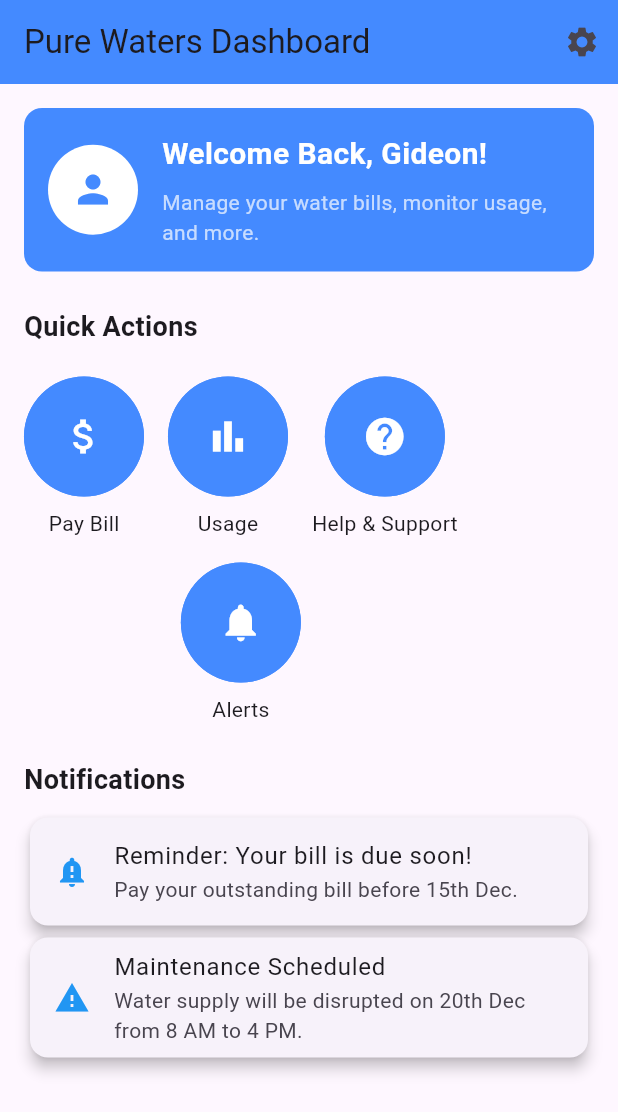
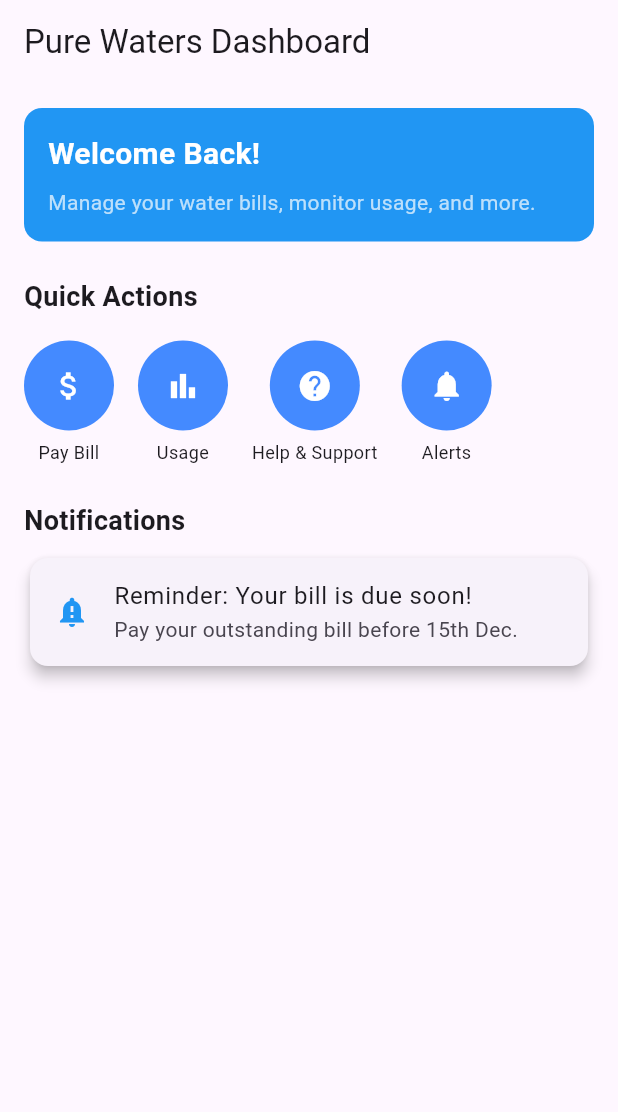
Before and after one commit to NexusGKSoftwares/pure_waters_app, a Flutter app: the screen it shows after launch, on a phone screen of 412 x 824 dp. Shown: the top 1112 px of the screen. Run offline on Flutter 3.47's test engine with Material 3 defaults, Android fonts, the phone set to English and light mode, and no system bars; our stand-ins replace fl_chart.

Commit message:
The buttons are now closer together, making the UI more compact and user-friendly. The layout adapts to different screen sizes without looking scattered.

```diff
--- a/lib/screens/dashboard_screen.dart
+++ b/lib/screens/dashboard_screen.dart
@@ -1,5 +1,4 @@
 import 'package:flutter/material.dart';
-// import 'usage_screen.dart';
 import 'bill_payment_screen.dart'; // Import the BillPaymentScreen
 
 class DashboardScreen extends StatelessWidget {
@@ -10,15 +9,6 @@ class DashboardScreen extends StatelessWidget {
     return Scaffold(
       appBar: AppBar(
         title: const Text('Pure Waters Dashboard'),
-        backgroundColor: Colors.blueAccent, // Updated to match branding
-        actions: [
-          IconButton(
-            icon: const Icon(Icons.settings),
-            onPressed: () {
-              // Navigate to settings screen
-            },
-          ),
-        ],
       ),
       body: SingleChildScrollView(
         child: Padding(
@@ -36,8 +26,8 @@ class DashboardScreen extends StatelessWidget {
                 'Quick Actions',
                 style: TextStyle(fontSize: 18, fontWeight: FontWeight.bold),
               ),
-              const SizedBox(height: 20),
-              _buildQuickActions(context), // Updated for responsive layout
+              const SizedBox(height: 16),
+              _buildQuickActions(context), // Updated Quick Actions Section
 
               const SizedBox(height: 24),
 
@@ -47,7 +37,14 @@ class DashboardScreen extends StatelessWidget {
                 style: TextStyle(fontSize: 18, fontWeight: FontWeight.bold),
               ),
               const SizedBox(height: 8),
-              _buildNotificationsSection(),
+              const Card(
+                elevation: 4,
+                child: ListTile(
+                  leading: Icon(Icons.notification_important, color: Colors.blue),
+                  title: Text('Reminder: Your bill is due soon!'),
+                  subtitle: Text('Pay your outstanding bill before 15th Dec.'),
+                ),
+              ),
             ],
           ),
         ),
@@ -61,23 +58,14 @@ class DashboardScreen extends StatelessWidget {
       width: double.infinity,
       padding: const EdgeInsets.all(16.0),
       decoration: BoxDecoration(
-        color: Colors.blueAccent,
+        color: Colors.blue,
         borderRadius: BorderRadius.circular(12),
       ),
-      child: const Row(
-        children: [
-          CircleAvatar(
-            backgroundColor: Colors.white,
-            radius: 30,
-            child: Icon(Icons.person, color: Colors.blueAccent, size: 30),
-          ),
-          SizedBox(width: 16),
-          Expanded(
-            child: Column(
+      child: const Column(
         crossAxisAlignment: CrossAxisAlignment.start,
         children: [
           Text(
-                  'Welcome Back, Gideon!',
+            'Welcome Back!',
             style: TextStyle(fontSize: 20, color: Colors.white, fontWeight: FontWeight.bold),
           ),
           SizedBox(height: 8),
@@ -87,13 +75,9 @@ class DashboardScreen extends StatelessWidget {
           ),
         ],
       ),
-          ),
-        ],
-      ),
     );
   }
 
-  // Quick Actions Grid Widget
   // Quick Actions Section Widget
   Widget _buildQuickActions(BuildContext context) {
     final quickActions = [
@@ -126,64 +110,21 @@ class DashboardScreen extends StatelessWidget {
         // Add more actions for other labels as needed
       },
       child: Column(
+        mainAxisSize: MainAxisSize.min,
         children: [
-          MouseRegion(
-            cursor: SystemMouseCursors.click,
-            child: AnimatedContainer(
-              duration: const Duration(milliseconds: 200),
-              decoration: const BoxDecoration(
-                color: Colors.blueAccent,
-                shape: BoxShape.circle,
+          CircleAvatar(
+            backgroundColor: Colors.blueAccent,
+            radius: 30, // Adjusted size
+            child: Icon(icon, size: 24, color: Colors.white), // Adjusted icon size
           ),
-              child: CircleAvatar(
-                backgroundColor: Colors.blueAccent,
-                radius: 40,
-                child: Icon(icon, size: 30, color: Colors.white),
+          const SizedBox(height: 6), // Adjusted spacing
+          Text(
+            label,
+            style: const TextStyle(fontSize: 12), // Adjusted font size
+            textAlign: TextAlign.center,
           ),
-            ),
-          ),
-          const SizedBox(height: 8),
-          Text(label, style: const TextStyle(fontSize: 14)),
         ],
       ),
     );
   }
-
-  // Notifications Section Widget
-  Widget _buildNotificationsSection() {
-    final notifications = [
-      {
-        'icon': Icons.notification_important,
-        'title': 'Reminder: Your bill is due soon!',
-        'subtitle': 'Pay your outstanding bill before 15th Dec.'
-      },
-      {
-        'icon': Icons.warning,
-        'title': 'Maintenance Scheduled',
-        'subtitle': 'Water supply will be disrupted on 20th Dec from 8 AM to 4 PM.'
-      },
-    ];
-
-    if (notifications.isEmpty) {
-      return const Center(
-        child: Text(
-          'No notifications at the moment.',
-          style: TextStyle(fontSize: 14, color: Colors.grey),
-        ),
-      );
 }
-
-    return Column(
-      children: notifications.map((notification) {
-        return Card(
-          elevation: 4,
-          child: ListTile(
-            leading: Icon(notification['icon'] as IconData, color: Colors.blue),
-            title: Text(notification['title'] as String),
-            subtitle: Text(notification['subtitle'] as String),
-          ),
-        );
-      }).toList(),
-    );
-  }
-}
```
Lines whose indentation alone changed are shown as unchanged.
